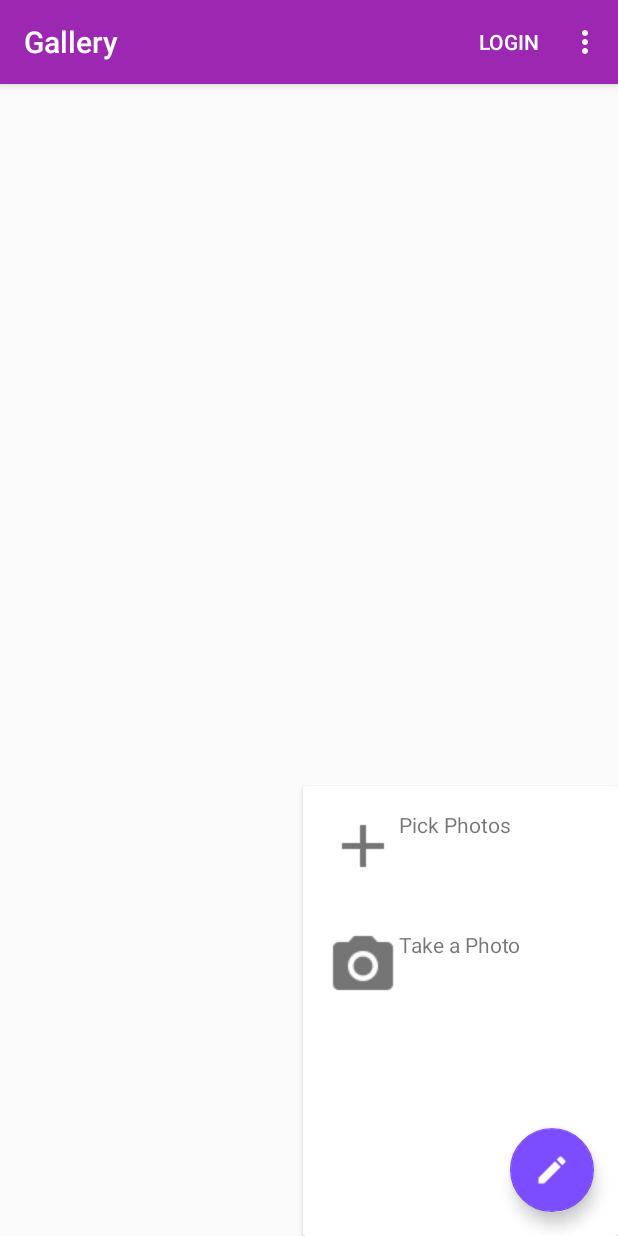
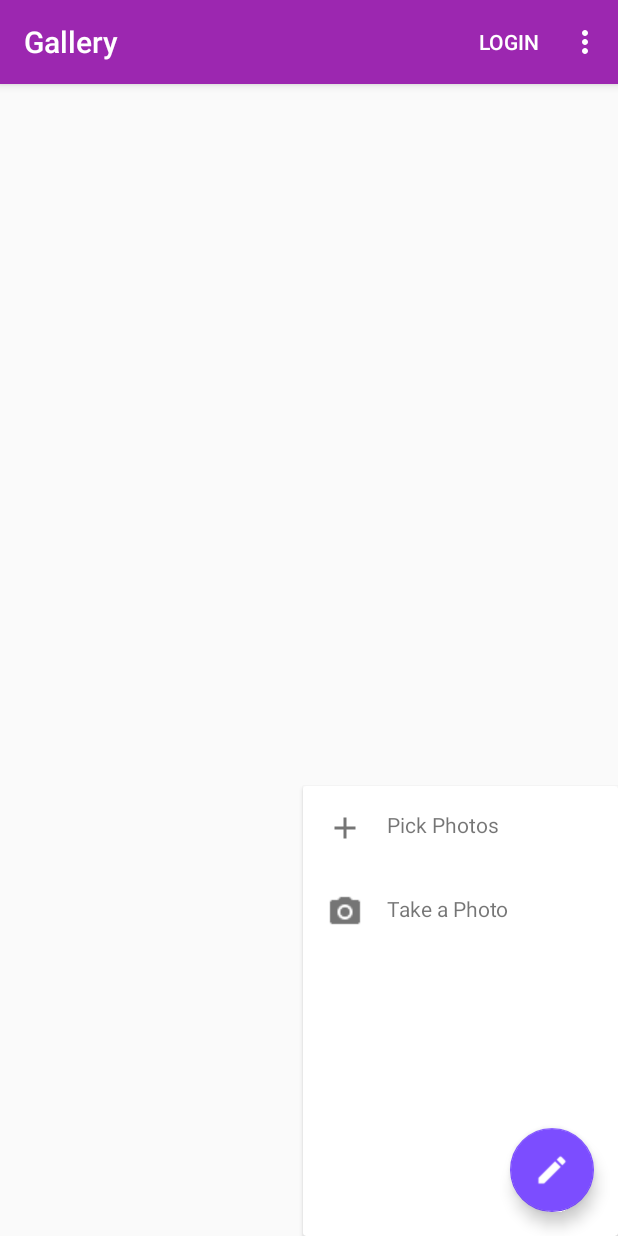
Before and after one commit to OneJuly/DejaPhoto-1, an Android app: the screen it shows after launch (GalleryActivity), on a phone screen of 412 x 824 dp. Run offline under Robolectric (Android 15) with nearby library versions, the light colour scheme and no system bars; our stand-ins replace Firebase (no records; nobody signed in at launch, a user with empty details on screens opened directly); libraries missing offline, so code that uses them is left out: com.gordonwong.materialsheetfab, droidninja.filepicker, permissions.dispatcher; plain views replace DimOverlayFrameLayout, RevealLinearLayout; pictures from the network do not load; 1 statement that could not run was skipped.

Commit message:
Resize fab sheet icons

```diff
--- a/app/src/main/AndroidManifest.xml
+++ b/app/src/main/AndroidManifest.xml
@@ -4,6 +4,7 @@
 
     <uses-permission android:name="android.permission.READ_EXTERNAL_STORAGE" />
     <uses-permission android:name="android.permission.WRITE_EXTERNAL_STORAGE"/>
+    <uses-permission android:name="android.permission.CAMERA"/>
     <uses-permission android:name="android.permission.ACCESS_FINE_LOCATION" />
     <uses-permission android:name="android.permission.SET_WALLPAPER" />
     <uses-permission android:name="android.permission.SET_WALLPAPER_HINTS" />
--- a/app/src/main/java/team4/cse110/dejaphoto/database/FirebasePhotoDatabase.java
+++ b/app/src/main/java/team4/cse110/dejaphoto/database/FirebasePhotoDatabase.java
@@ -13,10 +13,12 @@
 
 public class FirebasePhotoDatabase implements PhotoDatabase {
 
-    private final DatabaseReference photosDB;
+    private final DatabaseReference localPhotosDB;
+    private final DatabaseReference friendPhotosDB;
 
     public FirebasePhotoDatabase(FirebaseDatabase firebaseDatabase) {
-        photosDB = firebaseDatabase.getReference("photos");
+        localPhotosDB = firebaseDatabase.getReference("local-photos");
+        friendPhotosDB = firebaseDatabase.getReference("friend-photos");
     }
 
     @Override
@@ -31,7 +33,7 @@
 
     @Override
     public void addPhoto(Photo p) {
-        photosDB.child(String.valueOf(p.getId())).setValue(p);
+        localPhotosDB.child(String.valueOf(p.getId())).setValue(p);
     }
 
     @Override
--- a/app/src/main/java/team4/cse110/dejaphoto/gallery/GalleryActivity.java
+++ b/app/src/main/java/team4/cse110/dejaphoto/gallery/GalleryActivity.java
@@ -1,13 +1,16 @@
 package team4.cse110.dejaphoto.gallery;
 
+import android.Manifest;
 import android.app.Activity;
+import android.content.DialogInterface;
 import android.content.Intent;
 import android.os.Bundle;
-import android.os.Environment;
 import android.provider.MediaStore;
+import android.support.annotation.NonNull;
+import android.support.annotation.StringRes;
+import android.support.v7.app.AlertDialog;
 import android.support.v7.widget.GridLayoutManager;
 import android.support.v7.widget.RecyclerView;
-import android.util.Log;
 import android.view.Menu;
 import android.view.MenuItem;
 import android.view.View;
@@ -16,12 +19,15 @@ import android.widget.TextView;
 import com.google.firebase.database.FirebaseDatabase;
 import com.gordonwong.materialsheetfab.MaterialSheetFab;
 
-import java.io.File;
 import java.util.ArrayList;
 import java.util.List;
 
 import droidninja.filepicker.FilePickerBuilder;
 import droidninja.filepicker.FilePickerConst;
+import permissions.dispatcher.NeedsPermission;
+import permissions.dispatcher.OnShowRationale;
+import permissions.dispatcher.PermissionRequest;
+import permissions.dispatcher.RuntimePermissions;
 import team4.cse110.dejaphoto.BaseActivity;
 import team4.cse110.dejaphoto.R;
 import team4.cse110.dejaphoto.database.FirebasePhotoDatabase;
@@ -36,6 +42,7 @@ import team4.cse110.dejaphoto.settings.SettingsActivity;
  * This class sets up the app's homepage, where photos from the phone's camera
  * album will be displayed in a scrollable grid.
  */
+@RuntimePermissions
 public class GalleryActivity extends BaseActivity {
 
     private static final String TAG = "GalleryActivity";
@@ -144,16 +151,15 @@ public class GalleryActivity extends BaseActivity {
             case FilePickerConst.REQUEST_CODE_PHOTO:
                 if (resultCode == Activity.RESULT_OK && data != null)
                 {
-                    firebasePhotoDatabase.addPhoto(new Photo(this, data.toString()));
                     paths = new ArrayList<>();
                     paths.addAll(data.getStringArrayListExtra(FilePickerConst.KEY_SELECTED_MEDIA));
+
+                    for (String path : paths) {
+                        Photo photo = new Photo(this, path);
+                        firebasePhotoDatabase.addPhoto(photo);
+                    }
                 }
 
-                /* Populate Photo array */
-                for (String path : paths) {
-                    Photo photo = new Photo(this, path);
-                    photos.add(photo);
-                }
                 break;
 
             case REQUEST_GOOGLE_LOGIN:
@@ -161,6 +167,7 @@ public class GalleryActivity extends BaseActivity {
         }
 
     }
+
 
     /**
      *  Initialize the Floating Action Button
@@ -183,7 +190,8 @@ public class GalleryActivity extends BaseActivity {
         pickPhotosTextView.setOnClickListener(new View.OnClickListener() {
             @Override
             public void onClick(View v) {
-                pickPhotos();
+                // Delegate to compiled permissions handling method
+                GalleryActivityPermissionsDispatcher.pickPhotosWithCheck(GalleryActivity.this);
             }
         });
 
@@ -191,24 +199,73 @@ public class GalleryActivity extends BaseActivity {
         startCameraTextView.setOnClickListener(new View.OnClickListener() {
             @Override
             public void onClick(View v) {
-                final Intent takePhoto = new Intent(MediaStore.ACTION_IMAGE_CAPTURE);
-                startActivityForResult(takePhoto, REQUEST_PHOTO);
-
+                GalleryActivityPermissionsDispatcher.showCameraWithCheck(GalleryActivity.this);
             }
         });
+    }
+
+    @NeedsPermission(Manifest.permission.CAMERA)
+    protected void showCamera() {
+        final Intent takePhoto = new Intent(MediaStore.ACTION_IMAGE_CAPTURE);
+        startActivityForResult(takePhoto, REQUEST_PHOTO);
     }
 
     /**
      *
      */
-    private void pickPhotos() {
+    @NeedsPermission(Manifest.permission.READ_EXTERNAL_STORAGE)
+    protected void pickPhotos() {
         // Instantiate an interactive photo picker
         FilePickerBuilder.getInstance()
                 .setSelectedFiles(paths)
                 .setActivityTheme(R.style.AppTheme)
-                .pickPhoto(this);
+                .pickPhoto(GalleryActivity.this);
     }
 
+    /****************************** Permissions Handling ******************************/
+
+    @OnShowRationale(Manifest.permission.READ_EXTERNAL_STORAGE)
+    void showRationaleForReadStorage(final PermissionRequest request) {
+        showRationaleDialog(R.string.permissions_read_storage_rationale, request);
+    }
+
+    @OnShowRationale(Manifest.permission.CAMERA)
+    void showRationaleForCamera(final PermissionRequest request) {
+        showRationaleDialog(R.string.permission_camera_rationale, request);
+    }
+
+
+    @Override
+    public void onRequestPermissionsResult(int requestCode, @NonNull String[] permissions, @NonNull int[] grantResults) {
+        super.onRequestPermissionsResult(requestCode, permissions, grantResults);
+        GalleryActivityPermissionsDispatcher.onRequestPermissionsResult(this, requestCode, grantResults);
+    }
+
+    /**
+     * Helper to show permissions rationale dialogs
+     *
+     * @param messageResId
+     * @param request
+     */
+    private void showRationaleDialog(@StringRes int messageResId, final PermissionRequest request) {
+        new AlertDialog.Builder(this)
+                .setPositiveButton(R.string.button_allow, new DialogInterface.OnClickListener() {
+                    @Override
+                    public void onClick(DialogInterface dialog, int which) {
+                        request.proceed();
+                    }
+                })
+                .setNegativeButton(R.string.button_deny, new DialogInterface.OnClickListener() {
+                    @Override
+                    public void onClick(DialogInterface dialog, int which) {
+                        request.cancel();
+                    }
+                })
+                .setCancelable(false)
+                .setMessage(messageResId)
+                .show();
+
+    }
 
     /**
      * This method retrieves the external DejaPhoto album, or creates one if it
@@ -216,7 +273,7 @@ public class GalleryActivity extends BaseActivity {
      * @param name - the name of the album.
      * @return the directory.
      */
-    private File getDejaAlbumDir(String name) {
+/*    protected File getDejaAlbumDir(String name) {
         // Get the directory for the user's public pictures directory.
         File file = new File(Environment.getExternalStoragePublicDirectory(
                 Environment.DIRECTORY_PICTURES), name);
@@ -224,5 +281,5 @@ public class GalleryActivity extends BaseActivity {
             Log.e(TAG, "Directory not created");
         }
         return file;
-    }
+    }*/
 }
--- a/app/src/main/res/layout/content_gallery.xml
+++ b/app/src/main/res/layout/content_gallery.xml
@@ -51,6 +51,7 @@
                     android:id="@+id/fab_sheet_pick_photos"
                     android:layout_width="wrap_content"
                     android:layout_height="wrap_content"
+                    android:drawablePadding="@dimen/sheet_icon_padding"
                     android:drawableLeft="@drawable/ic_add_to_photos_black_24dp"
                     android:drawableStart="@drawable/ic_add_to_photos_black_24dp"
                     android:layout_margin="@dimen/fab_item_spacing"
@@ -62,6 +63,7 @@
                     android:id="@+id/fab_sheet_camera"
                     android:layout_width="wrap_content"
                     android:layout_height="wrap_content"
+                    android:drawablePadding="@dimen/sheet_icon_padding"
                     android:drawableLeft="@drawable/ic_add_a_photo_black_24dp"
                     android:drawableStart="@drawable/ic_add_a_photo_black_24dp"
                     android:layout_margin="@dimen/fab_item_spacing"
--- a/app/src/main/res/values/dimens.xml
+++ b/app/src/main/res/values/dimens.xml
@@ -4,7 +4,9 @@
 
     <dimen name="photo_width">120dp</dimen>
     <dimen name="photo_height">120dp</dimen>
+
     <dimen name="sheet_width">210dp</dimen>
     <dimen name="sheet_height">300dp</dimen>
+    <dimen name="sheet_icon_padding">16dp</dimen>
 
 </resources>
--- a/app/src/main/res/values/strings.xml
+++ b/app/src/main/res/values/strings.xml
@@ -26,5 +26,8 @@
     <string name="pref_show_own_key">pref_show_own_key</string>
     <string name="pref_show_friends_key">pref_show_friends_key</string>
     <string name="pref_dejavu_mode_key">pref_dejavu_mode_key</string>
+    <string name="button_allow">Allow</string>
+    <string name="button_deny">Deny</string>
+    <string name="permissions_read_storage_rationale">Allow DejaPhoto to read external device storage?</string>
 
 </resources>
--- a/app/src/main/res/xml/prev_pref.xml
+++ /dev/null
@@ -1,4 +0,0 @@
-<?xml version="1.0" encoding="utf-8"?>
-<PreferenceScreen xmlns:android="http://schemas.android.com/apk/res/android">
-
-</PreferenceScreen>
```
Also changed, not shown: app/build.gradle (+6 -2 lines), app/src/main/java/team4/cse110/dejaphoto/photo/Photo.java (+6 -2 lines), app/src/main/res/drawable/ic_add_a_photo_black_24dp.png, app/src/main/res/drawable/ic_add_to_photos_black_24dp.png.
